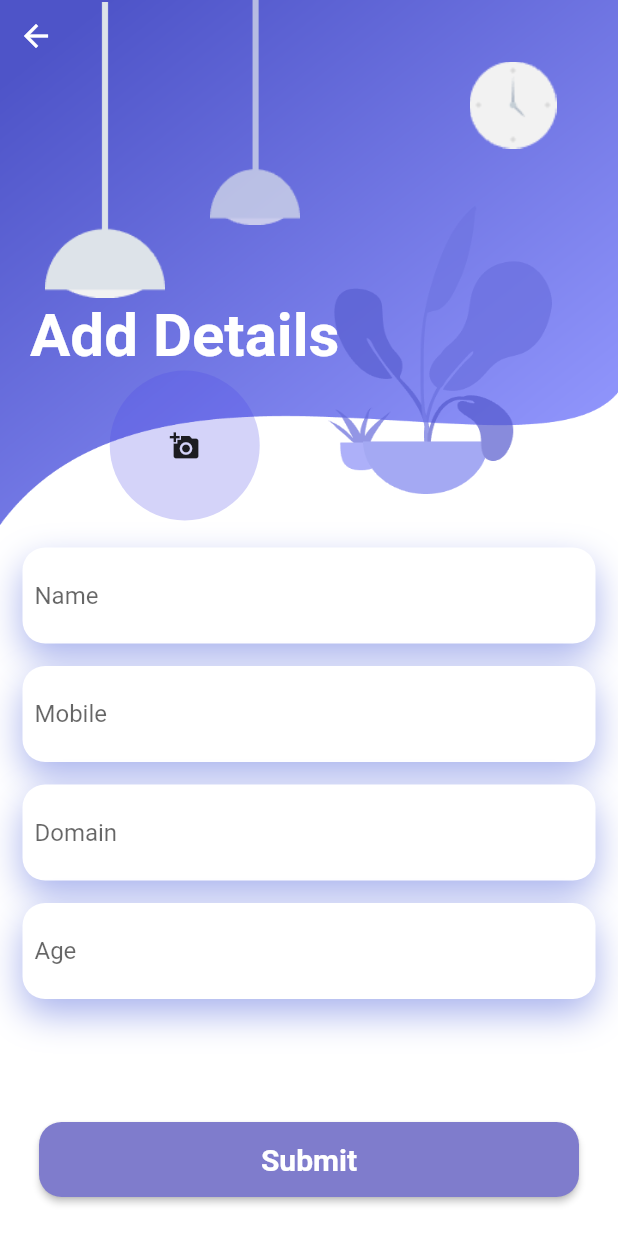
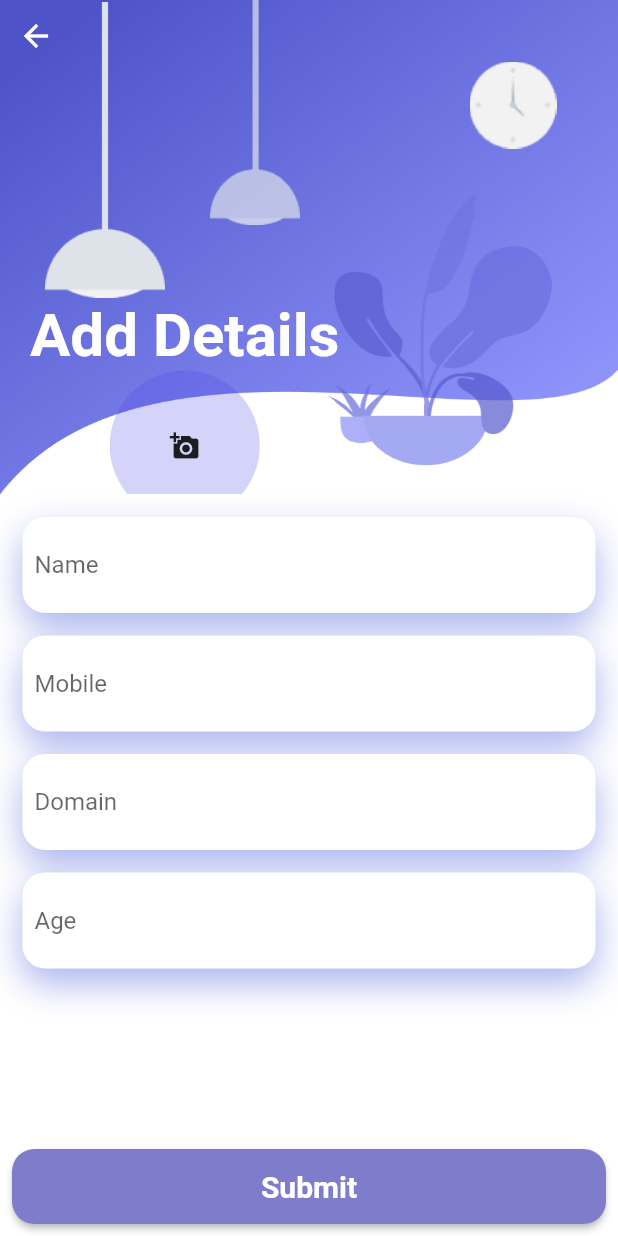
Before and after one commit to AmarchandK/Student-Detail-Records, a Flutter app: the AddDetails screen opened directly, on a phone screen of 412 x 824 dp. Run offline on Flutter 3.47's test engine with Material 2 defaults, Android fonts, the phone set to English and light mode, and no system bars; our stand-ins replace get, hive, hive_flutter, image_picker, lottie; missing offline and left inert: image_picker_for_web; accounts and stored records are empty; project files that could hold a hidden picture were left out.

Commit message:
controlers worked

```diff
--- a/lib/db/models/data_model.dart
+++ b/lib/db/models/data_model.dart
@@ -2,7 +2,7 @@ import 'package:hive_flutter/adapters.dart';
 part 'data_model.g.dart';
 
 @HiveType(typeId: 1)
-class StudentModel {
+class StudentModel extends HiveObject {
   @HiveField(0)
   int? id;
   @HiveField(1)
--- a/lib/screens/addDetail/add_detail.dart
+++ b/lib/screens/addDetail/add_detail.dart
@@ -1,9 +1,9 @@
 import 'dart:convert';
 import 'package:flutter/material.dart';
+import 'package:get/get.dart';
 import 'package:image_picker/image_picker.dart';
+import 'package:student_details/controllers/student_controller.dart';
 import '../../constants/Button/material_button.dart';
-import '../../constants/styles.dart';
-import '../../db/functions/db_functions.dart';
 import '../../db/models/data_model.dart';
 import '../home/home_screen.dart';
 import 'dart:io';
@@ -30,6 +30,8 @@ class _AddDetailsState extends State<AddDetails> {
   final ImagePicker picker = ImagePicker();
 
   String _image = '';
+  final StudentController _studentsController = Get.put(StudentController());
+
   @override
   Widget build(BuildContext context) {
     return Scaffold(
@@ -40,36 +42,15 @@ class _AddDetailsState extends State<AddDetails> {
             children: [
               Container(
                 width: double.infinity,
-                height: 350,
+                height: MediaQuery.of(context).size.height / 2.5,
                 decoration: const BoxDecoration(
                   image: DecorationImage(
                       image: AssetImage('assets/background.png'),
-                        fit: BoxFit.fill)),
-              ),
-              Positioned(
-                left: 30,
-                width: 80,
-                height: 200,
-                child: Container(
-                  decoration: const BoxDecoration(
-                    image: DecorationImage(
-                      image: AssetImage('assets/light-1.png'),
+                      fit: BoxFit.fill),
                 ),
               ),
-                ),
-              ),
-              Positioned(
-                left: 130,
-                width: 80,
-                height: 150,
-                child: Container(
-                  decoration: const BoxDecoration(
-                    image: DecorationImage(
-                      image: AssetImage('assets/light-2.png'),
-                    ),
-                  ),
-                ),
-              ),
+              stacks(l: 30, w: 80, h: 200, img: 'assets/light-1.png'),
+              stacks(l: 130, w: 80, h: 150, img: 'assets/light-2.png'),
               Positioned(
                 right: 30,
                 width: 80,
@@ -119,10 +100,7 @@ class _AddDetailsState extends State<AddDetails> {
                 ),
               ),
               IconButton(
-                onPressed: () => Navigator.of(context).pushAndRemoveUntil(
-                    MaterialPageRoute(
-                        builder: (BuildContext context) => const HomeScreen()),
-                    (route) => false),
+                onPressed: () => Get.to(const HomeScreen()),
                 icon: const Icon(
                   Icons.arrow_back,
                   color: Colors.white,
@@ -159,15 +137,31 @@ class _AddDetailsState extends State<AddDetails> {
           ),
         ],
       ),
-      bottomNavigationBar: Padding(
-        padding: const EdgeInsets.all(18.0),
-        child: Buttons(
+      bottomNavigationBar: Buttons(
           function: () {
             if (formkey.currentState!.validate()) {
               checkValidation();
             }
           },
           label: 'Submit'),
+    );
+  }
+
+  Positioned stacks(
+      {required double l,
+      required double w,
+      required double h,
+      required String img}) {
+    return Positioned(
+      left: l,
+      width: w,
+      height: h,
+      child: Container(
+        decoration: BoxDecoration(
+          image: DecorationImage(
+            image: AssetImage(img),
+          ),
+        ),
       ),
     );
   }
@@ -184,21 +178,17 @@ class _AddDetailsState extends State<AddDetails> {
         domain.isEmpty ||
         phone.isEmpty ||
         _image.isEmpty) {
-      ScaffoldMessenger.of(context).showSnackBar(
-        const SnackBar(
-          behavior: SnackBarBehavior.floating,
-          backgroundColor: themeColor,
-          content: Text('All Field Required'),
-        ),
-      );
+      Get.snackbar("", "Showed");
+      // ScaffoldMessenger.of(context).showSnackBar(
+      //   const SnackBar(
+      //     behavior: SnackBarBehavior.floating,
+      //     backgroundColor: themeColor,
+      //     content: Text('All Field Required'),
+      //   ),
+      // );
     } else {
-      addStudent(student);
-      Navigator.pushReplacement(
-        context,
-        MaterialPageRoute(
-          builder: ((context) => const HomeScreen()),
-        ),
-      );
+      _studentsController.addStudent(student);
+      Get.to(const HomeScreen());
     }
   }
 }
```
Also changed, not shown: lib/controllers/student_controller.dart (+58 -8 lines), lib/main.dart (+5 -6 lines), lib/screens/edit/edit_screen.dart (+8 -6 lines), lib/screens/generated_plugin_registrant.dart (added, +17 -0 lines), lib/screens/home/home_screen.dart (+4 -9 lines), lib/screens/home/student_list.dart (+14 -20 lines), lib/screens/string_image.dart (added, +26 -0 lines), lib/screens/view/view_screen.dart (+2 -11 lines). Lines whose indentation alone changed are shown as unchanged.
